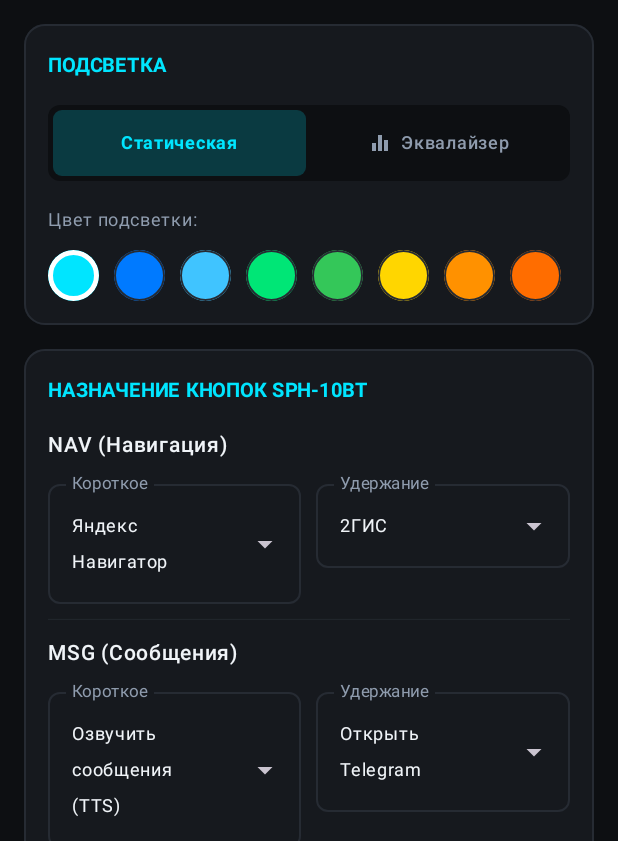
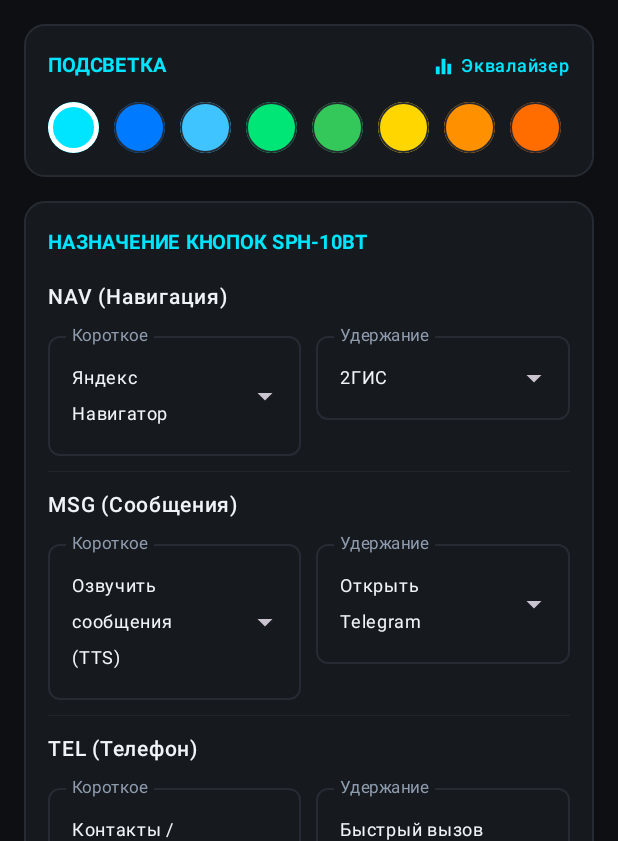
Before and after one commit to ntvampire/pioneer-buddy, an Android app built with Jetpack Compose: the screen it shows after launch (MainActivity), on a phone screen of 412 x 824 dp, the part 395-1236 px from its top. Run offline under Robolectric (Android 15) with nearby library versions, the phone set to English and light mode, and no system bars.

Commit message:
feat(illumi): auto-activate equalizer mode on connection and simplify illumination card (v1.0.8)

```diff
--- a/app/build.gradle.kts
+++ b/app/build.gradle.kts
@@ -12,8 +12,8 @@ android {
         applicationId = "com.pioneer.buddy"
         minSdk = 26
         targetSdk = 34
-        versionCode = 8
-        versionName = "1.0.7"
+        versionCode = 9
+        versionName = "1.0.8"
 
         testInstrumentationRunner = "androidx.test.runner.AndroidJUnitRunner"
         vectorDrawables {
--- a/app/src/main/java/com/pioneer/buddy/service/PioneerSettingsManager.kt
+++ b/app/src/main/java/com/pioneer/buddy/service/PioneerSettingsManager.kt
@@ -62,7 +62,7 @@ data class IlluminationSettingsState(
     val customRed: Int = 0,            // 0 .. 60
     val customGreen: Int = 60,
     val customBlue: Int = 60,
-    val audioLevelMeter: Boolean = false
+    val audioLevelMeter: Boolean = true
 )
 
 data class ParkingSensorSettingsState(
@@ -143,7 +143,7 @@ object PioneerSettingsManager {
         } catch (e: Exception) {
             PioneerPresetColor.TURQUOISE
         }
-        val savedEq = sp.getBoolean("illumination_equalizer", false)
+        val savedEq = sp.getBoolean("illumination_equalizer", true)
         _illuminationState.update {
             it.copy(presetColor = savedColor, audioLevelMeter = savedEq)
         }
@@ -390,10 +390,11 @@ object PioneerSettingsManager {
     }
 
     fun setAllIlluminationPreset(color: PioneerPresetColor) {
-        _illuminationState.update { it.copy(presetColor = color) }
-        getPrefs()?.edit()?.putString("illumination_preset", color.name)?.commit()
+        _illuminationState.update { it.copy(presetColor = color, audioLevelMeter = true) }
+        getPrefs()?.edit()?.putString("illumination_preset", color.name)?.putBoolean("illumination_equalizer", true)?.commit()
         PioneerConnectionManager.sendRawPacket(OutgoingPackets.buildPresetColor(0, color))
         PioneerConnectionManager.sendRawPacket(OutgoingPackets.buildPresetColor(1, color))
+        PioneerConnectionManager.sendRawPacket(OutgoingPackets.buildAudioLevelMeter(true))
     }
 
     fun setCustomRgb(zone: Int, r: Int, g: Int, b: Int) {
@@ -425,8 +426,9 @@ object PioneerSettingsManager {
         // 1. Установка цвета (Zone 0 = экран, Zone 1 = клавиши и нижняя полоса)
         PioneerConnectionManager.sendRawPacket(OutgoingPackets.buildPresetColor(0, illumi.presetColor))
         PioneerConnectionManager.sendRawPacket(OutgoingPackets.buildPresetColor(1, illumi.presetColor))
-        // 2. Установка режима (Статическая / Эквалайзер)
-        PioneerConnectionManager.sendRawPacket(OutgoingPackets.buildAudioLevelMeter(illumi.audioLevelMeter))
+        // 2. Всегда активируем режим нижней подсветки «Эквалайзер» (пульсация под бит музыки)
+        PioneerConnectionManager.sendRawPacket(OutgoingPackets.buildAudioLevelMeter(true))
+        android.util.Log.i(TAG, "Применена подсветка магнитолы: цвет=${illumi.presetColor}, режим=Эквалайзер")
     }
 
     // --- Parking Sensor Setters ---
--- a/app/src/main/java/com/pioneer/buddy/ui/CompanionScreen.kt
+++ b/app/src/main/java/com/pioneer/buddy/ui/CompanionScreen.kt
@@ -115,12 +115,8 @@ fun CompanionScreen() {
             // 2. Управление подсветкой
             IlluminationQuickCard(
                 activePreset = illuminationState.presetColor,
-                isEqualizer = illuminationState.audioLevelMeter,
                 onPresetSelected = { preset ->
                     PioneerSettingsManager.setAllIlluminationPreset(preset)
-                },
-                onEqualizerModeChanged = { enabled ->
-                    PioneerSettingsManager.setAudioLevelMeter(enabled)
                 }
             )
 
@@ -306,9 +302,7 @@ private fun CompanionStatusCard(dashboardState: DashboardState, context: Context
 @Composable
 private fun IlluminationQuickCard(
     activePreset: PioneerPresetColor,
-    isEqualizer: Boolean,
-    onPresetSelected: (PioneerPresetColor) -> Unit,
-    onEqualizerModeChanged: (Boolean) -> Unit
+    onPresetSelected: (PioneerPresetColor) -> Unit
 ) {
     val presetList = listOf(
         PioneerPresetColor.TURQUOISE to Color(0xFF00E5FF),
@@ -332,6 +326,11 @@ private fun IlluminationQuickCard(
         border = androidx.compose.foundation.BorderStroke(1.dp, CardBorder)
     ) {
         Column(modifier = Modifier.padding(16.dp)) {
+            Row(
+                modifier = Modifier.fillMaxWidth(),
+                verticalAlignment = Alignment.CenterVertically,
+                horizontalArrangement = Arrangement.SpaceBetween
+            ) {
                 Text(
                     text = "ПОДСВЕТКА",
                     color = PioneerCyan,
@@ -339,69 +338,24 @@ private fun IlluminationQuickCard(
                     fontWeight = FontWeight.Bold,
                     letterSpacing = 0.5.sp
                 )
-
-            Spacer(modifier = Modifier.height(14.dp))
-
-            // Селектор режима: Статическая / Эквалайзер (Music Sync)
-            Row(
-                modifier = Modifier
-                    .fillMaxWidth()
-                    .clip(RoundedCornerShape(8.dp))
-                    .background(DarkBackground)
-                    .padding(3.dp),
-                horizontalArrangement = Arrangement.spacedBy(4.dp)
-            ) {
-                Box(
-                    modifier = Modifier
-                        .weight(1f)
-                        .clip(RoundedCornerShape(6.dp))
-                        .background(if (!isEqualizer) PioneerCyan.copy(alpha = 0.2f) else Color.Transparent)
-                        .clickable { onEqualizerModeChanged(false) }
-                        .padding(vertical = 10.dp),
-                    contentAlignment = Alignment.Center
-                ) {
-                    Text(
-                        text = "Статическая",
-                        color = if (!isEqualizer) PioneerCyan else TextSecondary,
-                        fontSize = 12.sp,
-                        fontWeight = if (!isEqualizer) FontWeight.Bold else FontWeight.Medium
-                    )
-                }
-
-                Box(
-                    modifier = Modifier
-                        .weight(1f)
-                        .clip(RoundedCornerShape(6.dp))
-                        .background(if (isEqualizer) PioneerCyan.copy(alpha = 0.2f) else Color.Transparent)
-                        .clickable { onEqualizerModeChanged(true) }
-                        .padding(vertical = 10.dp),
-                    contentAlignment = Alignment.Center
-                ) {
                 Row(verticalAlignment = Alignment.CenterVertically) {
                     Icon(
                         imageVector = Icons.Default.Equalizer,
                         contentDescription = null,
-                            tint = if (isEqualizer) PioneerCyan else TextSecondary,
-                            modifier = Modifier.size(16.dp)
+                        tint = PioneerCyan,
+                        modifier = Modifier.size(15.dp)
                     )
-                        Spacer(modifier = Modifier.width(6.dp))
+                    Spacer(modifier = Modifier.width(4.dp))
                     Text(
                         text = "Эквалайзер",
-                            color = if (isEqualizer) PioneerCyan else TextSecondary,
+                        color = PioneerCyan,
                         fontSize = 12.sp,
-                            fontWeight = if (isEqualizer) FontWeight.Bold else FontWeight.Medium
+                        fontWeight = FontWeight.SemiBold
                     )
                 }
             }
-            }
 
-            Spacer(modifier = Modifier.height(14.dp))
-            Text(
-                text = if (isEqualizer) "Цвет вспышек эквалайзера:" else "Цвет подсветки:",
-                color = TextSecondary,
-                fontSize = 12.sp
-            )
-            Spacer(modifier = Modifier.height(8.dp))
+            Spacer(modifier = Modifier.height(12.dp))
 
             // Пресеты в горизонтальной строке
             Row(
```
Also changed, not shown: 2 other files. Lines whose indentation alone changed are shown as unchanged.
